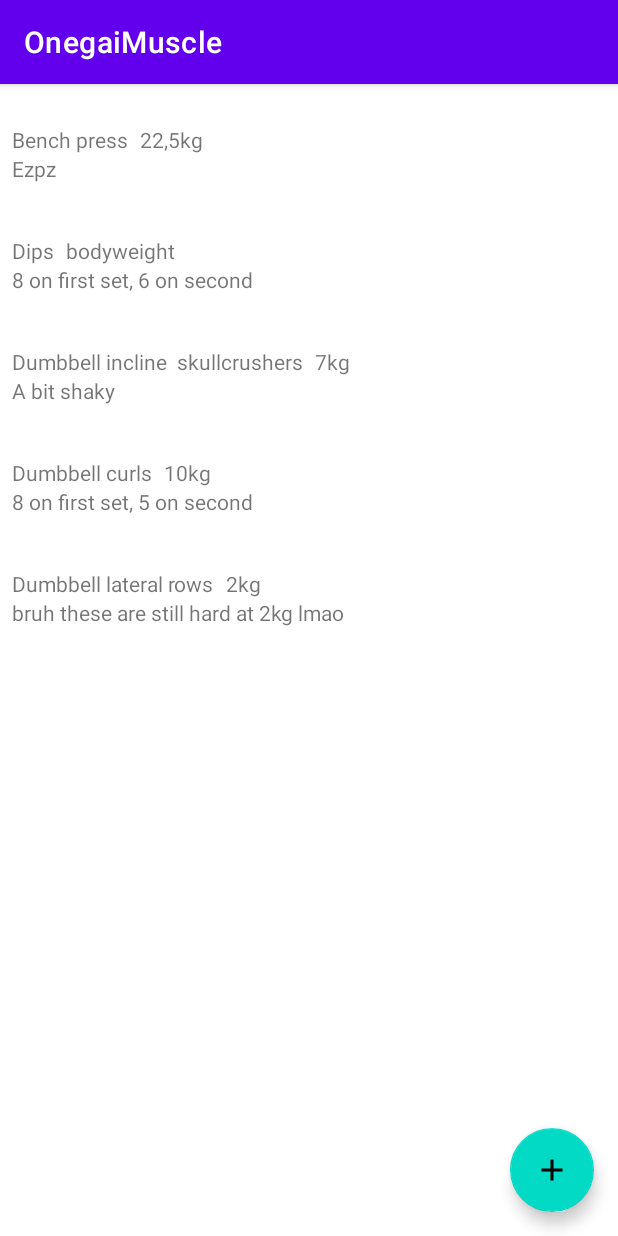
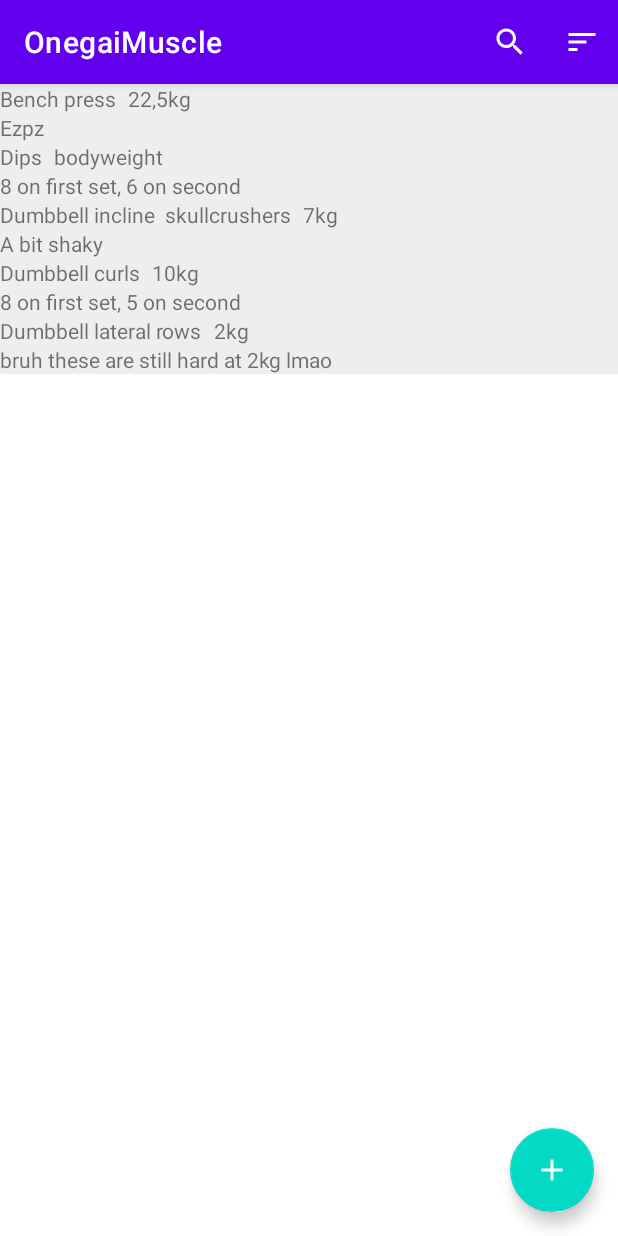
Before and after one commit to Odensala/OnegaiMuscle, an Android app: the screen it shows after launch (MainActivity), on a phone screen of 412 x 824 dp. Run offline under Robolectric (Android 15) with nearby library versions, the phone set to English and light mode, and no system bars; our stand-ins replace Dagger/Hilt's generated code, Room's generated code.

Commit message:
Added menu and search functionality

```diff
--- a/app/src/main/java/com/odensala/onegaimuscle/data/ExerciseDao.kt
+++ b/app/src/main/java/com/odensala/onegaimuscle/data/ExerciseDao.kt
@@ -10,8 +10,8 @@ import kotlinx.coroutines.flow.Flow
 
 @Dao
 interface ExerciseDao {
-    @Query("SELECT * FROM exercise_table")
-    fun getExercises(): Flow<List<Exercise>>
+    @Query("SELECT * FROM exercise_table WHERE name LIKE '%' || :searchQuery || '%'")
+    fun getExercises(searchQuery: String): Flow<List<Exercise>>
 
     @Insert(onConflict = OnConflictStrategy.REPLACE)
     suspend fun insert(exercise: Exercise)
--- a/app/src/main/java/com/odensala/onegaimuscle/ui/ExerciseFragment.kt
+++ b/app/src/main/java/com/odensala/onegaimuscle/ui/ExerciseFragment.kt
@@ -1,11 +1,13 @@
 package com.odensala.onegaimuscle.ui
 
 import android.os.Bundle
-import android.view.LayoutInflater
-import android.view.View
-import android.view.ViewGroup
+import android.view.*
+import androidx.appcompat.widget.SearchView
+import androidx.core.view.MenuHost
+import androidx.core.view.MenuProvider
 import androidx.fragment.app.Fragment
 import androidx.fragment.app.viewModels
+import androidx.lifecycle.Lifecycle
 import androidx.navigation.fragment.findNavController
 import androidx.recyclerview.widget.LinearLayoutManager
 import com.example.onegaimuscle.R
@@ -13,11 +15,13 @@ import com.example.onegaimuscle.databinding.FragmentExerciseBinding
 import dagger.hilt.android.AndroidEntryPoint
 
 @AndroidEntryPoint
-class ExerciseFragment : Fragment(R.layout.fragment_exercise) {
+class ExerciseFragment : Fragment(R.layout.fragment_exercise), MenuProvider {
 
     private val viewModel: ExerciseViewModel by viewModels()
+    private var _binding: FragmentExerciseBinding? = null
 
-    private var _binding: FragmentExerciseBinding? = null
+    // This property is only valid between onCreateView and
+    // onDestroyView.
     private val binding get() = _binding!!
 
     override fun onCreateView(
@@ -34,6 +38,9 @@ class ExerciseFragment : Fragment(R.layout.fragment_exercise) {
 
     override fun onViewCreated(view: View, savedInstanceState: Bundle?) {
         super.onViewCreated(view, savedInstanceState)
+
+        val menuHost: MenuHost = requireActivity()
+        menuHost.addMenuProvider(this, viewLifecycleOwner, Lifecycle.State.RESUMED)
         val exerciseAdapter = ExerciseAdapter()
 
         binding.apply {
@@ -53,4 +60,37 @@ class ExerciseFragment : Fragment(R.layout.fragment_exercise) {
         super.onDestroyView()
         _binding = null
     }
+
+    override fun onCreateMenu(menu: Menu, menuInflater: MenuInflater) {
+        menuInflater.inflate(R.menu.menu_fragment_exercise, menu)
+
+        val searchItem = menu.findItem(R.id.action_search)
+        val searchView = searchItem.actionView as SearchView
+
+        searchView.setOnQueryTextListener(object : SearchView.OnQueryTextListener {
+            override fun onQueryTextSubmit(query: String?): Boolean {
+                return true
+            }
+
+            override fun onQueryTextChange(newText: String?): Boolean {
+                newText.orEmpty()
+                if (newText != null) {
+                    viewModel.searchQuery.value = newText
+                }
+                return true
+            }
+        })
+    }
+
+    override fun onMenuItemSelected(menuItem: MenuItem): Boolean {
+        return when (menuItem.itemId) {
+            R.id.action_sort_by_date -> {
+                // TODO implement sorting
+                true
+            }
+            else -> {
+                false
+            }
+        }
+    }
 }
--- a/app/src/main/java/com/odensala/onegaimuscle/ui/ExerciseViewModel.kt
+++ b/app/src/main/java/com/odensala/onegaimuscle/ui/ExerciseViewModel.kt
@@ -4,10 +4,15 @@ import androidx.lifecycle.ViewModel
 import androidx.lifecycle.asLiveData
 import com.odensala.onegaimuscle.data.ExerciseDao
 import dagger.hilt.android.lifecycle.HiltViewModel
+import kotlinx.coroutines.flow.MutableStateFlow
+import kotlinx.coroutines.flow.flatMapLatest
 import javax.inject.Inject
 
 @HiltViewModel
 class ExerciseViewModel @Inject constructor(exerciseDao: ExerciseDao) : ViewModel() {
-    val exercises = exerciseDao.getExercises().asLiveData()
-
+    val searchQuery = MutableStateFlow("")
+    private val exerciseFlow = searchQuery.flatMapLatest {
+        exerciseDao.getExercises(it)
+    }
+    val exercises = exerciseFlow.asLiveData()
 }
--- /dev/null
+++ b/app/src/main/res/drawable/ic_baseline_search_24.xml
@@ -0,0 +1,5 @@
+<vector android:height="24dp" android:tint="#FFFFFF"
+    android:viewportHeight="24" android:viewportWidth="24"
+    android:width="24dp" xmlns:android="http://schemas.android.com/apk/res/android">
+    <path android:fillColor="@android:color/white" android:pathData="M15.5,14h-0.79l-0.28,-0.27C15.41,12.59 16,11.11 16,9.5 16,5.91 13.09,3 9.5,3S3,5.91 3,9.5 5.91,16 9.5,16c1.61,0 3.09,-0.59 4.23,-1.57l0.27,0.28v0.79l5,4.99L20.49,19l-4.99,-5zM9.5,14C7.01,14 5,11.99 5,9.5S7.01,5 9.5,5 14,7.01 14,9.5 11.99,14 9.5,14z"/>
+</vector>
--- /dev/null
+++ b/app/src/main/res/drawable/ic_baseline_sort_24.xml
@@ -0,0 +1,5 @@
+<vector android:autoMirrored="true" android:height="24dp"
+    android:tint="#FFFFFF" android:viewportHeight="24"
+    android:viewportWidth="24" android:width="24dp" xmlns:android="http://schemas.android.com/apk/res/android">
+    <path android:fillColor="@android:color/white" android:pathData="M3,18h6v-2L3,16v2zM3,6v2h18L21,6L3,6zM3,13h12v-2L3,11v2z"/>
+</vector>
--- a/app/src/main/res/layout/exercise_item.xml
+++ b/app/src/main/res/layout/exercise_item.xml
@@ -4,25 +4,15 @@
     xmlns:tools="http://schemas.android.com/tools"
     android:layout_width="match_parent"
     android:layout_height="wrap_content"
-    android:padding="8dp">
-
-    <TextView
-        android:id="@+id/textview_date"
-        android:layout_width="wrap_content"
-        android:layout_height="wrap_content"
-        android:textStyle="bold"
-        app:layout_constraintBottom_toTopOf="@id/textview_exercise_one"
-        app:layout_constraintHorizontal_bias="0.0"
-        app:layout_constraintStart_toStartOf="parent"
-        app:layout_constraintTop_toTopOf="parent"
-        tools:text="20/04/2012" />
+    android:background="@color/gray_200">
 
     <TextView
         android:id="@+id/textview_exercise_one"
         android:layout_width="wrap_content"
         android:layout_height="wrap_content"
+        app:layout_constraintTop_toTopOf="parent"
+        app:layout_constraintBottom_toTopOf="@id/textview_exercise_one_details"
         app:layout_constraintStart_toStartOf="parent"
-        app:layout_constraintTop_toBottomOf="@id/textview_date"
         tools:text="Bench Press" />
 
     <TextView
@@ -30,6 +20,7 @@
         android:layout_width="wrap_content"
         android:layout_height="wrap_content"
         android:layout_marginStart="8dp"
+        app:layout_constraintBottom_toTopOf="@id/textview_exercise_one_details"
         app:layout_constraintStart_toEndOf="@id/textview_exercise_one"
         app:layout_constraintTop_toTopOf="@+id/textview_exercise_one"
         tools:text="69kg" />
@@ -38,6 +29,7 @@
         android:id="@+id/textview_exercise_one_details"
         android:layout_width="wrap_content"
         android:layout_height="wrap_content"
+        app:layout_constraintBottom_toBottomOf="parent"
         app:layout_constraintStart_toStartOf="parent"
         app:layout_constraintTop_toBottomOf="@+id/textview_exercise_one"
         tools:text="First set 30kg, second set 60kg" />
--- a/app/src/main/res/layout/fragment_add_exercise.xml
+++ b/app/src/main/res/layout/fragment_add_exercise.xml
@@ -47,7 +47,6 @@
             app:layout_constraintStart_toStartOf="parent"
             app:layout_constraintTop_toBottomOf="@+id/textview_title_exercise" />
 
-
         <EditText
             android:id="@+id/edittext_weight"
             android:layout_width="wrap_content"
@@ -77,8 +76,8 @@
         <EditText
             android:id="@+id/edittext_details"
             android:layout_width="match_parent"
+            android:layout_height="0dp"
             android:layout_marginTop="8dp"
-            android:layout_height="0dp"
             android:background="@color/gray_200"
             android:gravity="top"
             android:importantForAutofill="no"
@@ -103,7 +102,8 @@
         android:layout_height="wrap_content"
         android:layout_gravity="bottom|end"
         android:layout_margin="16dp"
-        android:contentDescription="@string/save_workout"
-        android:src="@drawable/ic_baseline_check_24" />
+        android:contentDescription="@string/save_exercise"
+        android:src="@drawable/ic_baseline_check_24"
+        app:tint="@color/white" />
 
 </androidx.coordinatorlayout.widget.CoordinatorLayout>
--- a/app/src/main/res/layout/fragment_edit_exercise.xml
+++ b/app/src/main/res/layout/fragment_edit_exercise.xml
@@ -47,7 +47,6 @@
             app:layout_constraintBottom_toTopOf="@+id/textview_title_details"
             app:layout_constraintStart_toStartOf="parent"
             app:layout_constraintTop_toBottomOf="@+id/textview_title_exercise" />
-
 
         <EditText
             android:id="@+id/edittext_weight"
@@ -103,7 +102,8 @@
         android:layout_height="wrap_content"
         android:layout_gravity="bottom|end"
         android:layout_margin="16dp"
-        android:contentDescription="@string/save_workout"
-        android:src="@drawable/ic_baseline_check_24" />
+        android:contentDescription="@string/save_exercise"
+        android:src="@drawable/ic_baseline_check_24"
+        app:tint="@color/white" />
 
 </androidx.coordinatorlayout.widget.CoordinatorLayout>
--- a/app/src/main/res/layout/fragment_exercise.xml
+++ b/app/src/main/res/layout/fragment_exercise.xml
@@ -1,5 +1,6 @@
 <?xml version="1.0" encoding="utf-8"?>
 <androidx.coordinatorlayout.widget.CoordinatorLayout xmlns:android="http://schemas.android.com/apk/res/android"
+    xmlns:app="http://schemas.android.com/apk/res-auto"
     xmlns:tools="http://schemas.android.com/tools"
     android:layout_width="match_parent"
     android:layout_height="match_parent"
@@ -16,7 +17,8 @@
         android:layout_height="wrap_content"
         android:layout_gravity="bottom|end"
         android:layout_margin="16dp"
+        android:contentDescription="@string/add_exercise"
         android:src="@drawable/ic_baseline_add_24"
-        android:contentDescription="@string/add_workout" />
+        app:tint="@color/white" />
 
 </androidx.coordinatorlayout.widget.CoordinatorLayout>
--- /dev/null
+++ b/app/src/main/res/menu/menu_fragment_exercise.xml
@@ -0,0 +1,22 @@
+<?xml version="1.0" encoding="utf-8"?>
+<menu xmlns:android="http://schemas.android.com/apk/res/android"
+    xmlns:app="http://schemas.android.com/apk/res-auto">
+
+    <item
+        android:id="@+id/action_search"
+        android:icon="@drawable/ic_baseline_search_24"
+        android:title="@string/search"
+        app:actionViewClass="androidx.appcompat.widget.SearchView"
+        app:showAsAction="always|collapseActionView" />
+
+    <item
+        android:icon="@drawable/ic_baseline_sort_24"
+        android:title="@string/sort"
+        app:showAsAction="always">
+        <menu>
+            <item
+                android:id="@+id/action_sort_by_date"
+                android:title="@string/sort_by_date" />
+        </menu>
+    </item>
+</menu>
--- a/app/src/main/res/values/strings.xml
+++ b/app/src/main/res/values/strings.xml
@@ -1,9 +1,5 @@
 <resources>
     <string name="app_name">OnegaiMuscle</string>
-    <!-- TODO: Remove or change this placeholder text -->
-    <string name="hello_blank_fragment">Hello blank fragment</string>
-    <string name="add_workout">Add workout</string>
-    <string name="save_workout">Save workout</string>
     <string name="details">Details</string>
     <string name="header_add_exercise">Add exercise</string>
     <string name="title_exercise">Exercise</string>
@@ -11,4 +7,11 @@
     <string name="header_edit_exercise">Edit exercise</string>
     <string name="hint_weight">0</string>
     <string name="kg">kg</string>
+    <!--Content description-->
+    <string name="save_exercise">Save exercise</string>
+    <string name="add_exercise">Add exercise</string>
+    <!--ActionBar-->
+    <string name="search">Search</string>
+    <string name="sort">Sort</string>
+    <string name="sort_by_date">Sort by date</string>
 </resources>
```
